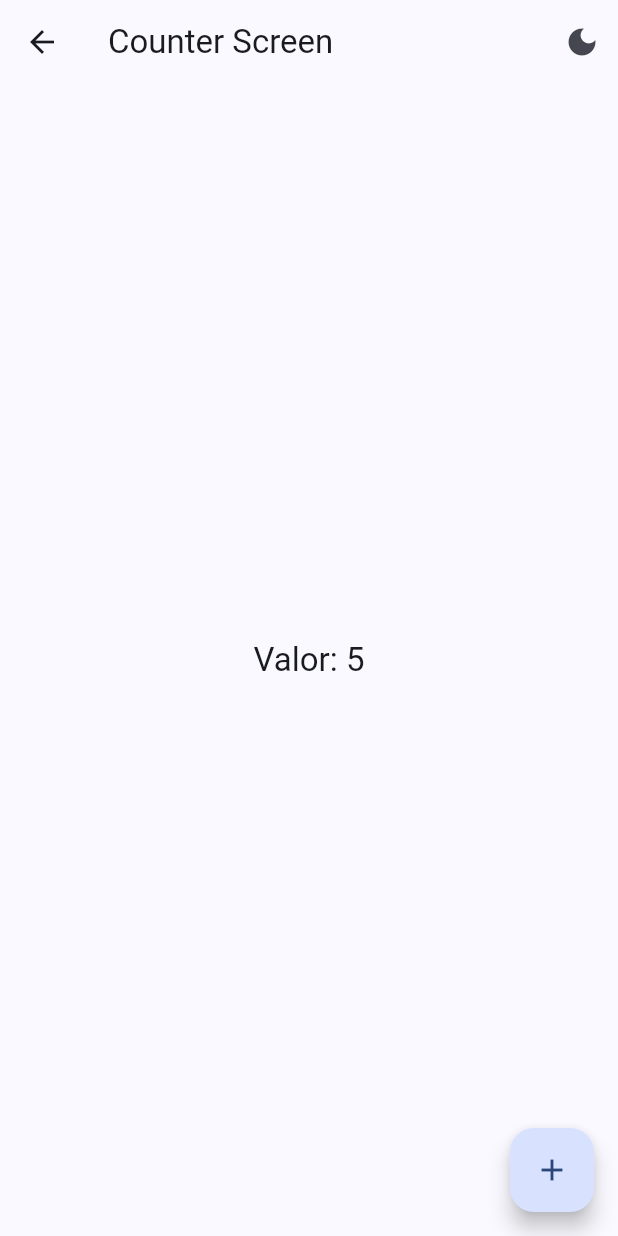
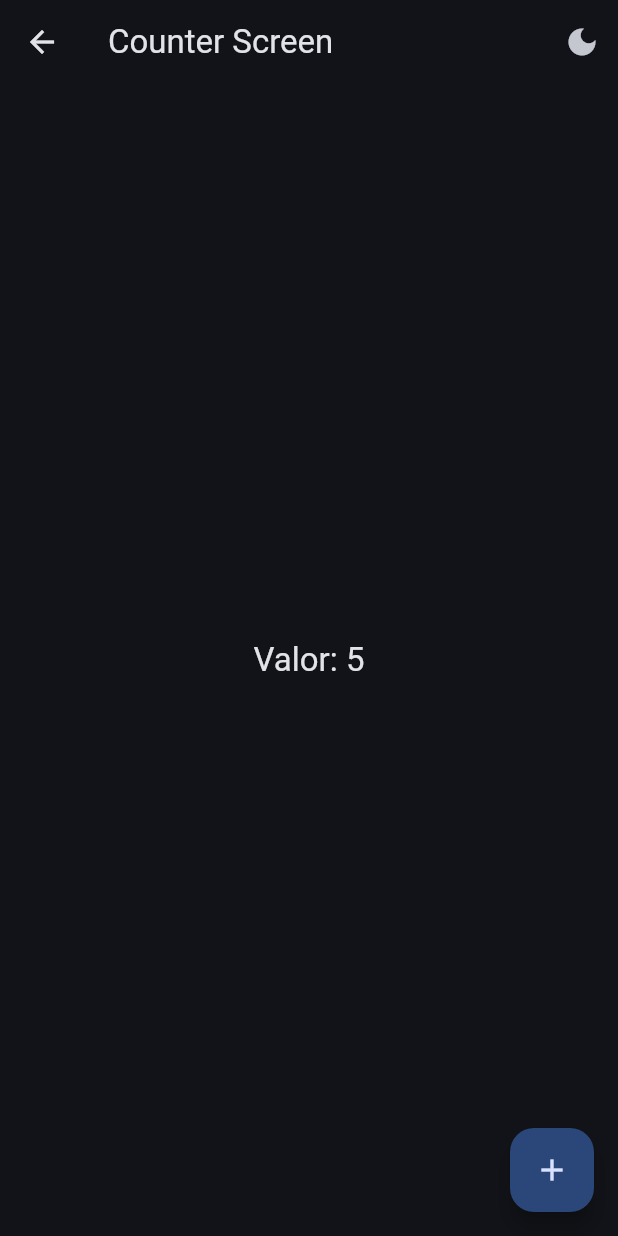
Before and after one commit to juandpt03/widgets_app, a Flutter app: the CounterScreen screen opened by its route, after a tap on the "light mode" icon, on a phone screen of 412 x 824 dp. Run offline on Flutter 3.47's test engine with Material 2 defaults, Android fonts, the phone set to English and light mode, and no system bars; our stand-ins replace animate_do, flutter_riverpod, go_router.

Commit message:
Fixed theme toggle error at Counter Screen

```diff
--- a/lib/presentation/screens/counter/counter_screen.dart
+++ b/lib/presentation/screens/counter/counter_screen.dart
@@ -9,7 +9,7 @@ class CounterScreen extends ConsumerWidget {
   @override
   Widget build(BuildContext context, WidgetRef ref) {
     final style = Theme.of(context).textTheme.titleLarge;
-    final bool modeDark = ref.watch(isDarkModeProvider);
+    final bool modeDark = ref.watch(themeNotifierProvider).isDarkMode;
     final int valor = ref.watch(counterProvider);
     return Scaffold(
       appBar: AppBar(
@@ -18,7 +18,7 @@ class CounterScreen extends ConsumerWidget {
           IconButton(
             icon: Icon(modeDark ? Icons.dark_mode : Icons.light_mode),
             onPressed: () {
-              ref.read(isDarkModeProvider.notifier).state = !modeDark;
+              ref.read(themeNotifierProvider.notifier).toggleDarkMode();
             },
           )
         ],
--- a/lib/presentation/screens/progress/progress_screen.dart
+++ b/lib/presentation/screens/progress/progress_screen.dart
@@ -21,9 +21,9 @@ class _ProgressView extends StatelessWidget {
 
   @override
   Widget build(BuildContext context) {
-    return Center(
+    return const Center(
       child: Column(
-        children: const [
+        children: [
           SizedBox(height: 30),
           Text('Circular Progress indicator'),
           SizedBox(height: 10),
```
